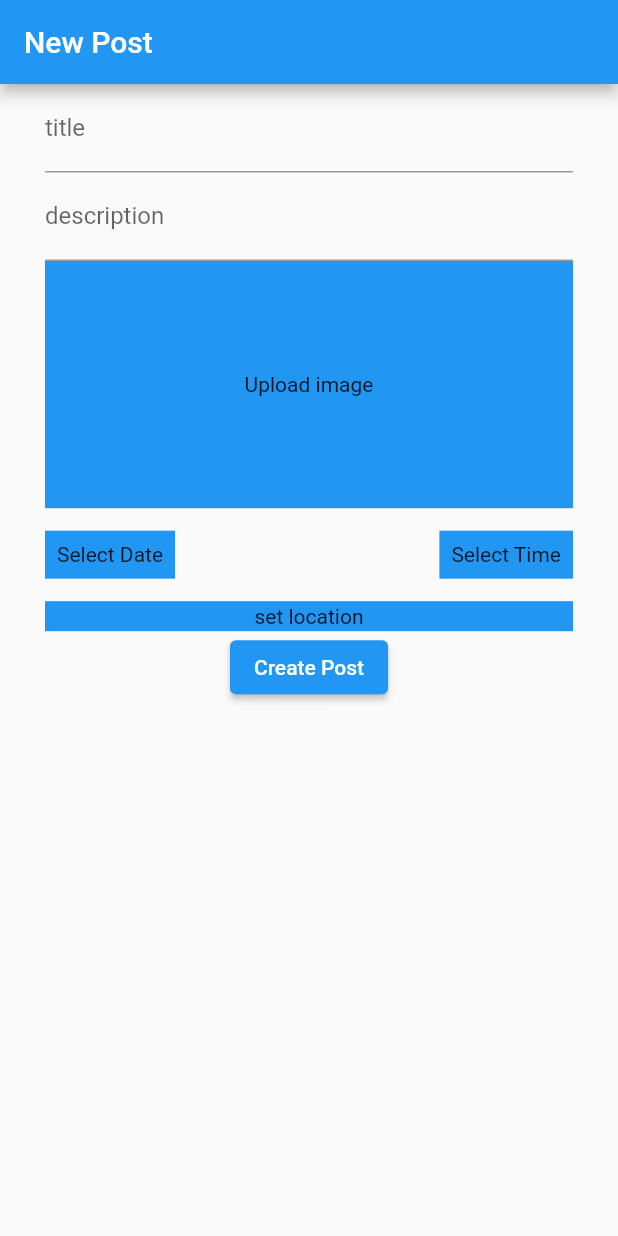
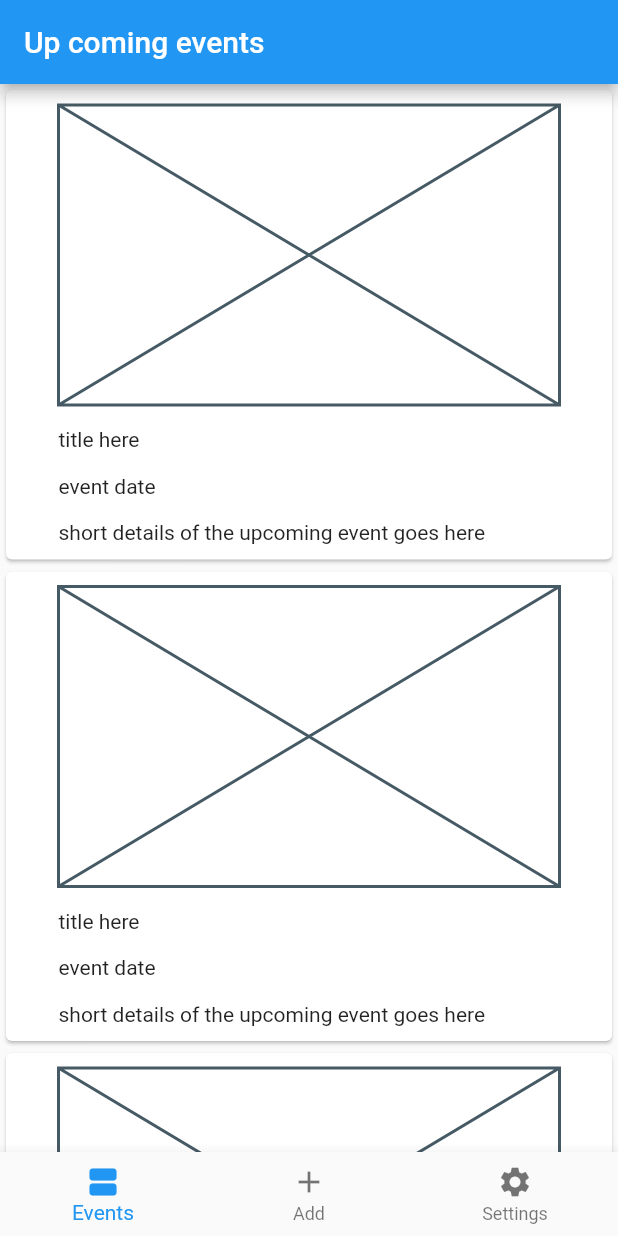
Before and after one commit to mhabdulbaaki/thrift-app, a Flutter app: the screen it shows after launch, on a phone screen of 412 x 824 dp. Run offline on Flutter 3.47's test engine with Material 2 defaults, Android fonts, the phone set to English and light mode, and no system bars; our stand-ins replace font_awesome_flutter, geolocator, image_picker; missing offline and left inert: google_place.

Commit message:
view events

```diff
--- a/thrift_app/lib/main.dart
+++ b/thrift_app/lib/main.dart
@@ -1,5 +1,7 @@
 import 'package:flutter/material.dart';
 import 'package:thrift_app/ui/screens/create_post.dart';
+import 'package:thrift_app/ui/screens/login.dart';
+import 'package:thrift_app/ui/screens/upcoming_events.dart';
 
 const String kAppTitle = 'Thrift Shop';
 const String kAppBarTitle = 'Upcoming Events';
@@ -15,7 +17,8 @@ class ThriftApp extends StatelessWidget {
       theme: ThemeData(
         primarySwatch: Colors.blue,
       ),
-      home: CreatePost(),
+      //home: CreatePost(),
+      home: UpcomingEvents(),
     );
   }
 }
--- /dev/null
+++ b/thrift_app/lib/res/apikey.dart
@@ -0,0 +1 @@
+const KEY = 'AIzaSyCe4n66Gz-i5jtu5DEyheWoYjJyzphfec4';
--- a/thrift_app/lib/res/numerical_vals.dart
+++ b/thrift_app/lib/res/numerical_vals.dart
@@ -1,2 +1,3 @@
-const titleLength = 5;
-const descriptionLength = 20;
+const titleLength = 5.0;
+const descriptionLength = 20.0;
+const sizedBoxHeight = 15.0;
--- a/thrift_app/lib/res/string_values.dart
+++ b/thrift_app/lib/res/string_values.dart
@@ -6,3 +6,7 @@ const String kDate = 'Select Date';
 const String kTime = 'Select Time';
 const String kDialogTitle = 'Select Image source';
 const String kInvalidFormMessage = 'all fields must be filled';
+const String kLogin = 'Login';
+const String kEmail = 'email';
+const String kPassword = 'password';
+const String kSignUp = 'Sign Up';
--- /dev/null
+++ b/thrift_app/lib/ui/components/event_card.dart
@@ -0,0 +1,42 @@
+import 'package:flutter/material.dart';
+import 'package:thrift_app/res/numerical_vals.dart';
+
+class EventCard extends StatelessWidget {
+  const EventCard({
+    Key key,
+  }) : super(key: key);
+
+  @override
+  Widget build(BuildContext context) {
+    return GestureDetector(
+      onTap: () {},
+      child: Card(
+        child: Padding(
+          padding: EdgeInsets.symmetric(horizontal: 35, vertical: 10),
+          child: Column(
+            crossAxisAlignment: CrossAxisAlignment.start,
+            children: [
+              Container(
+                width: double.infinity,
+                height: 200,
+                child: Placeholder(),
+              ),
+              SizedBox(
+                height: sizedBoxHeight,
+              ),
+              Text('title here'),
+              SizedBox(
+                height: sizedBoxHeight,
+              ),
+              Text('event date'),
+              SizedBox(
+                height: sizedBoxHeight,
+              ),
+              Text('short details of the upcoming event goes here'),
+            ],
+          ),
+        ),
+      ),
+    );
+  }
+}
--- a/thrift_app/lib/ui/screens/create_post.dart
+++ b/thrift_app/lib/ui/screens/create_post.dart
@@ -3,10 +3,10 @@ import 'dart:io';
 import 'package:flutter/material.dart';
 import 'package:image_picker/image_picker.dart';
 import 'package:intl/intl.dart';
+import 'package:thrift_app/res/numerical_vals.dart';
 import 'package:thrift_app/res/string_values.dart';
 import 'package:thrift_app/ui/screens/location_search_delegate.dart';
 import 'package:thrift_app/utilities/decoration.dart';
-import 'package:thrift_app/utilities/determine_position.dart';
 import 'package:thrift_app/utilities/validator.dart';
 
 const String kGallery = 'Gallery';
@@ -50,16 +50,22 @@ class _CreatePostState extends State<CreatePost> {
             child: Column(
               children: [
                 TextFormField(
-                  decoration: iDecoratorion(kDecoTitle),
+                  decoration: formDecoratorion(kDecoTitle),
                   controller: titleController,
                   validator: Validator.titleValidator,
                 ),
+                SizedBox(
+                  height: sizedBoxHeight,
+                ),
                 TextFormField(
-                  decoration: iDecoratorion(kDecoDesc),
+                  decoration: formDecoratorion(kDecoDesc),
                   controller: descriptionController,
                   keyboardType: TextInputType.multiline,
                   maxLines: null,
                   validator: Validator.descriptionValidator,
+                ),
+                SizedBox(
+                  height: sizedBoxHeight,
                 ),
                 GestureDetector(
                   onTap: () async {
@@ -73,11 +79,15 @@ class _CreatePostState extends State<CreatePost> {
                         ? Center(
                             child: Text(kImagePlaceholder),
                           )
-                        : Image.file(imageFile),
+                        : Image.file(
+                            imageFile,
+                            // fit: BoxFit.fill,
+                            fit: BoxFit.cover,
+                          ),
                   ),
                 ),
                 SizedBox(
-                  height: 15,
+                  height: sizedBoxHeight,
                 ),
                 Row(
                   mainAxisAlignment: MainAxisAlignment.spaceBetween,
@@ -144,6 +154,9 @@ class _CreatePostState extends State<CreatePost> {
                     child: Center(child: Text('set location')),
                   ),
                 ),
+                SizedBox(
+                  height: sizedBoxHeight,
+                ),
                 ElevatedButton(
                     onPressed: () {
                       if (formKey.currentState.validate() &&
--- /dev/null
+++ b/thrift_app/lib/ui/screens/upcoming_events.dart
@@ -0,0 +1,29 @@
+import 'package:flutter/material.dart';
+import 'package:thrift_app/res/numerical_vals.dart';
+import 'package:thrift_app/ui/components/event_card.dart';
+
+class UpcomingEvents extends StatelessWidget {
+  @override
+  Widget build(BuildContext context) {
+    return Scaffold(
+      bottomNavigationBar: BottomNavigationBar(
+        // currentIndex: ,
+        // onTap: ,
+
+        items: [
+          BottomNavigationBarItem(
+              icon: Icon(Icons.view_agenda), label: 'Events'),
+          BottomNavigationBarItem(icon: Icon(Icons.add), label: 'Add'),
+          BottomNavigationBarItem(
+              icon: Icon(Icons.settings), label: 'Settings'),
+        ],
+      ),
+      appBar: AppBar(
+        title: Text('Up coming events'),
+      ),
+      body: ListView(
+        children: [EventCard(), EventCard(), EventCard()],
+      ),
+    );
+  }
+}
--- a/thrift_app/pubspec.yaml
+++ b/thrift_app/pubspec.yaml
@@ -32,6 +32,8 @@ dependencies:
   intl: ^0.17.0
   image_picker: ^0.7.2+1
   geolocator: ^7.0.1
+  font_awesome_flutter: ^8.12.0
+  google_place: ^0.4.0
 
 dev_dependencies:
   flutter_test:
```
Also changed, not shown: thrift_app/lib/ui/screens/location_search_delegate.dart (+7 -3 lines), thrift_app/lib/ui/screens/login.dart (added, +125 -0 lines), thrift_app/lib/ui/screens/register.dart (added, +124 -0 lines), thrift_app/lib/utilities/decoration.dart (+9 -1 lines), thrift_app/pubspec.lock, 1 other file.
